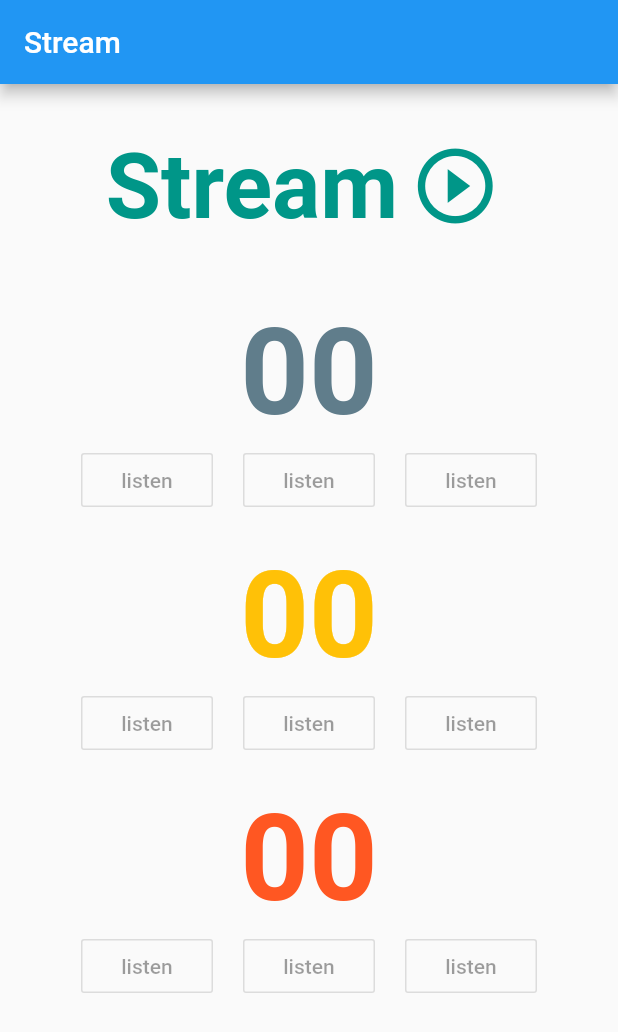
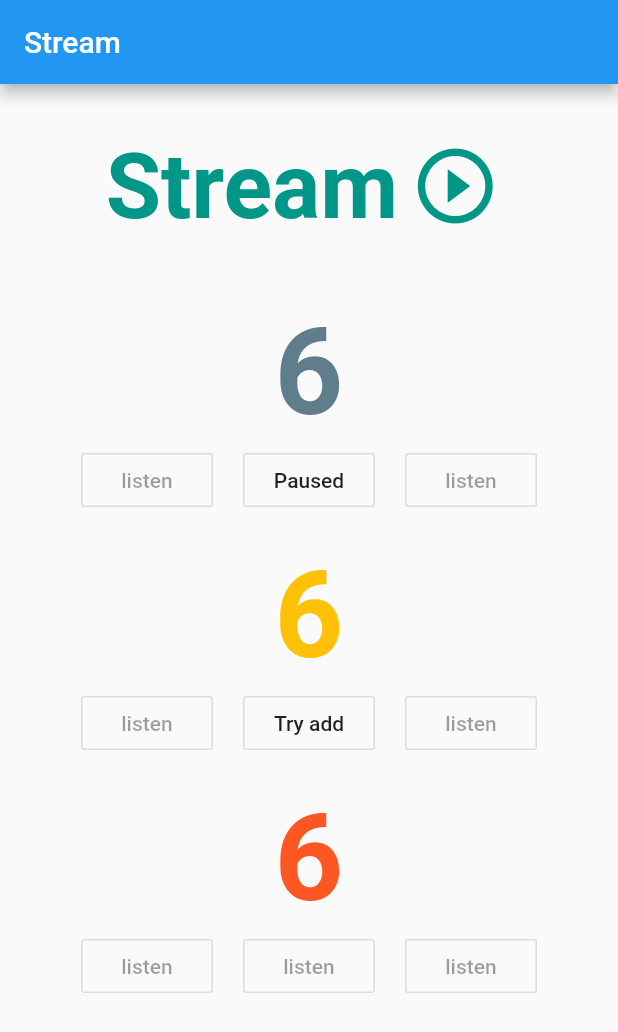
Before and after one commit to WingCH/Fluuter-Exercise, a Flutter app: the screen it shows after launch, on a phone screen of 412 x 824 dp. Shown: the top 1032 px of the screen. Run offline on Flutter 3.47's test engine with Material 2 defaults, Android fonts, the phone set to English and light mode, and no system bars.

Commit message:
add StreamBuilder

```diff
--- a/lib/pages/stream.dart
+++ b/lib/pages/stream.dart
@@ -1,3 +1,5 @@
+import 'dart:async';
+
 import 'package:flutter/material.dart';
 
 class StreamDemo extends StatefulWidget {
@@ -6,16 +8,32 @@ class StreamDemo extends StatefulWidget {
 }
 
 class StreamDemoState extends State<StreamDemo> {
+  StreamController _streamController;
+  Stream<int> timerStream;
+
   @override
   void initState() {
     // TODO: implement initState
     super.initState();
+
+    Duration interval = Duration(seconds: 1);
+    timerStream= Stream.periodic(interval, (data) {
+      return data;
+    });
+
+    _streamController = StreamController.broadcast();
+    _streamController.addStream(timerStream);
+
+
+//    StreamSubscription subscription =
+//    _streamController.stream.listen((data) => print("$data"));
   }
 
   @override
   void dispose() {
     // TODO: implement dispose
     super.dispose();
+    _streamController.close();
   }
 
   @override
@@ -64,10 +82,14 @@ class StreamDemoState extends State<StreamDemo> {
           ),
           Padding(
             padding: EdgeInsets.all(10),
-            child: Column(
+            child: StreamBuilder<Object>(
+                stream: _streamController.stream,
+                builder: (context, snapshot) {
+                  if (snapshot.hasData) {
+                    return Column(
                       children: <Widget>[
                         Text(
-                  "00",
+                          snapshot.data.toString(),
                           style: TextStyle(
                               color: Colors.blueGrey,
                               fontWeight: FontWeight.bold,
@@ -81,10 +103,13 @@ class StreamDemoState extends State<StreamDemo> {
                               child: Text('listen'),
                             ),
                             Padding(
-                      padding: const EdgeInsets.symmetric(horizontal: 20.0),
+                              padding:
+                                  const EdgeInsets.symmetric(horizontal: 20.0),
                               child: OutlineButton(
-                        onPressed: null,
-                        child: Text('listen'),
+                                onPressed: () {
+//                                  _streamController.onPause();
+                                },
+                                child: Text('Paused'),
                               ),
                             ),
                             OutlineButton(
@@ -94,14 +119,21 @@ class StreamDemoState extends State<StreamDemo> {
                           ],
                         )
                       ],
+                    );
+                  } else {
+                    return Text('no Date');
+                  }
+                }),
           ),
-          ),
-          Padding(
+          StreamBuilder<Object>(
+            stream: _streamController.stream,
+            builder: (context, snapshot) {
+              return Padding(
                 padding: EdgeInsets.all(10),
                 child: Column(
                   children: <Widget>[
                     Text(
-                  "00",
+                      snapshot.data.toString(),
                       style: TextStyle(
                           color: Colors.amber,
                           fontWeight: FontWeight.bold,
@@ -117,8 +149,10 @@ class StreamDemoState extends State<StreamDemo> {
                         Padding(
                           padding: const EdgeInsets.symmetric(horizontal: 20.0),
                           child: OutlineButton(
-                        onPressed: null,
-                        child: Text('listen'),
+                            onPressed: (){
+                              _streamController.sink.add(2);
+                            },
+                            child: Text('Try add'),
                           ),
                         ),
                         OutlineButton(
@@ -129,13 +163,18 @@ class StreamDemoState extends State<StreamDemo> {
                     )
                   ],
                 ),
+              );
+            }
           ),
-          Padding(
+          StreamBuilder<Object>(
+            stream: _streamController.stream,
+            builder: (context, snapshot) {
+              return Padding(
                 padding: EdgeInsets.all(10),
                 child: Column(
                   children: <Widget>[
                     Text(
-                  "00",
+                      snapshot.data.toString(),
                       style: TextStyle(
                           color: Colors.deepOrange,
                           fontWeight: FontWeight.bold,
@@ -163,6 +202,8 @@ class StreamDemoState extends State<StreamDemo> {
                     )
                   ],
                 ),
+              );
+            }
           ),
         ],
       ),
```
Lines whose indentation alone changed are shown as unchanged.
